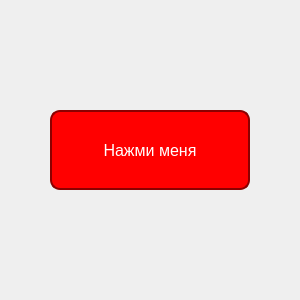
This is D3/Gui/gui/ui/mainwindow.ui in Troyanok/Skilbox_C- as Qt 5 draws it before an edit. The edited form follows.
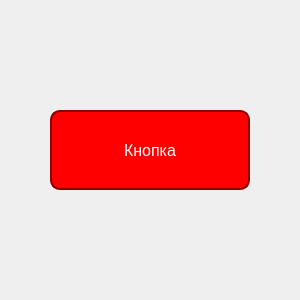
This is the edited form.

```diff
--- a/D3/Gui/gui/ui/mainwindow.ui
+++ b/D3/Gui/gui/ui/mainwindow.ui
@@ -25,7 +25,7 @@
     border-style: inset;
 }</string>
       </property>
-      <property name="text"><string>Нажми меня</string></property>
+      <property name="text"><string>Кнопка</string></property>
      </widget>
     </item>
    </layout>
```
